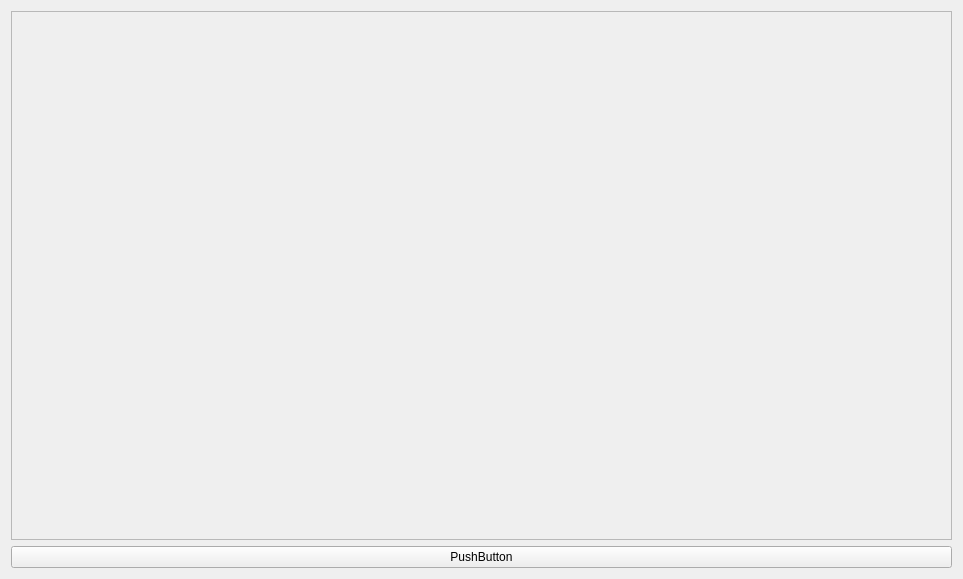
Above: nolcrm/WidgetShowProducts/WidgetShowProducts.ui from mpa-technology/nolcrm before the change. Below: the same form after it.
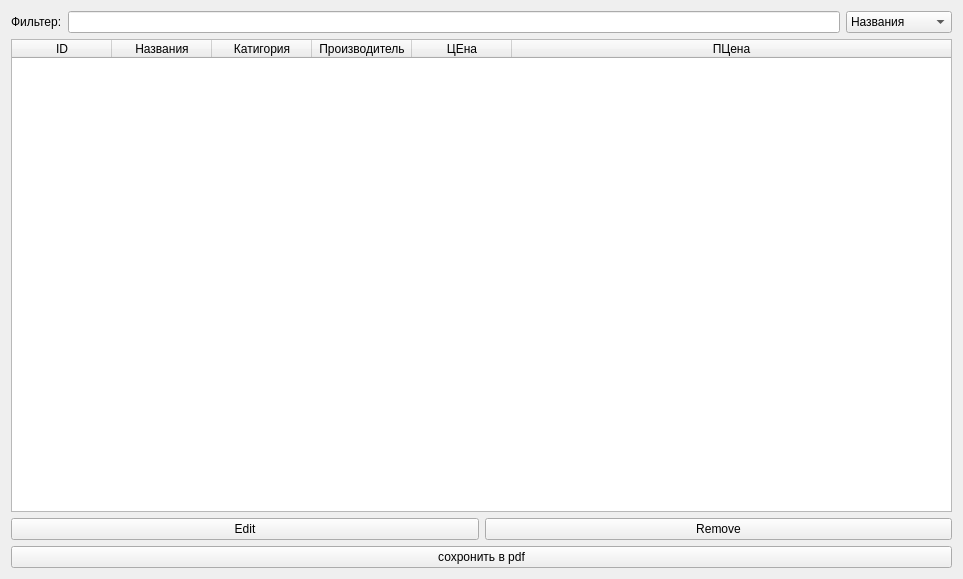
That is the form after the change.

Diff of the .ui file:
```diff
--- a/nolcrm/WidgetShowProducts/WidgetShowProducts.ui
+++ b/nolcrm/WidgetShowProducts/WidgetShowProducts.ui
@@ -15,31 +15,113 @@
   </property>
   <layout class="QVBoxLayout" name="verticalLayout">
    <item>
-    <widget class="QScrollArea" name="scrollArea">
-     <property name="widgetResizable">
+    <layout class="QHBoxLayout" name="horizontalLayout">
+     <item>
+      <widget class="QLabel" name="label">
+       <property name="text">
+        <string>Фильтер:</string>
+       </property>
+      </widget>
+     </item>
+     <item>
+      <widget class="QLineEdit" name="lineEdit"/>
+     </item>
+     <item>
+      <widget class="QComboBox" name="comboBox">
+       <item>
+        <property name="text">
+         <string>Названия</string>
+        </property>
+       </item>
+       <item>
+        <property name="text">
+         <string>Катигоря</string>
+        </property>
+       </item>
+       <item>
+        <property name="text">
+         <string>Производите</string>
+        </property>
+       </item>
+       <item>
+        <property name="text">
+         <string>ЦЕна</string>
+        </property>
+       </item>
+       <item>
+        <property name="text">
+         <string>ПЦена</string>
+        </property>
+       </item>
+      </widget>
+     </item>
+    </layout>
+   </item>
+   <item>
+    <widget class="QTableWidget" name="tableWidget">
+     <property name="editTriggers">
+      <set>QAbstractItemView::NoEditTriggers</set>
+     </property>
+     <property name="selectionBehavior">
+      <enum>QAbstractItemView::SelectRows</enum>
+     </property>
+     <attribute name="horizontalHeaderStretchLastSection">
       <bool>true</bool>
-     </property>
-     <widget class="QWidget" name="scrollAreaWidgetContents">
-      <property name="geometry">
-       <rect>
-        <x>0</x>
-        <y>0</y>
-        <width>947</width>
-        <height>519</height>
-       </rect>
+     </attribute>
+     <column>
+      <property name="text">
+       <string>ID</string>
       </property>
-      <layout class="QVBoxLayout" name="verticalLayout_3">
-       <item>
-        <layout class="QVBoxLayout" name="verticalLayout_fs"/>
-       </item>
-      </layout>
-     </widget>
+     </column>
+     <column>
+      <property name="text">
+       <string>Названия</string>
+      </property>
+     </column>
+     <column>
+      <property name="text">
+       <string>Катигория</string>
+      </property>
+     </column>
+     <column>
+      <property name="text">
+       <string>Производитель</string>
+      </property>
+     </column>
+     <column>
+      <property name="text">
+       <string>ЦЕна</string>
+      </property>
+     </column>
+     <column>
+      <property name="text">
+       <string>ПЦена</string>
+      </property>
+     </column>
     </widget>
    </item>
+   <item>
+    <layout class="QHBoxLayout" name="horizontalLayout_2">
+     <item>
+      <widget class="QPushButton" name="pushButton_3">
+       <property name="text">
+        <string>Edit</string>
+       </property>
+      </widget>
+     </item>
+     <item>
+      <widget class="QPushButton" name="pushButton_2">
+       <property name="text">
+        <string>Remove</string>
+       </property>
+      </widget>
+     </item>
+    </layout>
+   </item>
    <item>
     <widget class="QPushButton" name="pushButton">
      <property name="text">
-      <string>PushButton</string>
+      <string>сохронить в pdf</string>
      </property>
     </widget>
    </item>
```
Left out of the diff: 3 changed lines with no effect on the pictures.
